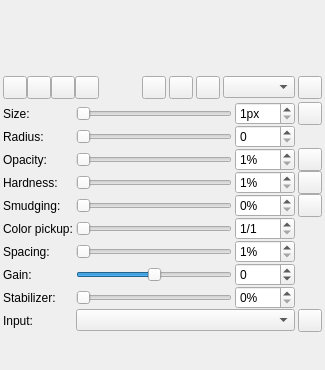
Qt form src/desktop/ui/brushdock.ui (drawpile/Drawpile) before a commit.
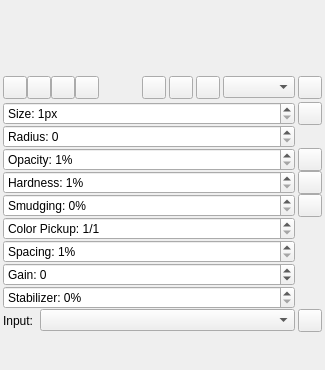
The same form after that commit. Icons and pictures are not drawn. Custom widgets are drawn as their Qt base class.

Commit message:
Switch brush docker to KisSliderSpinBox
Also removing the settings to change the maximum slider values, since
that's no longer applicable.

Patch:
```diff
--- a/src/desktop/ui/brushdock.ui
+++ b/src/desktop/ui/brushdock.ui
@@ -226,7 +226,7 @@
     </layout>
    </item>
    <item>
-    <layout class="QGridLayout" name="gridLayout_2">
+    <layout class="QGridLayout" name="gridLayout_2" columnstretch="0,1,0,0">
      <property name="horizontalSpacing">
       <number>3</number>
      </property>
@@ -261,208 +261,6 @@
        </property>
       </widget>
      </item>
-     <item row="0" column="0">
-      <widget class="QLabel" name="brushsizeLabel">
-       <property name="text">
-        <string>Size:</string>
-       </property>
-      </widget>
-     </item>
-     <item row="7" column="0">
-      <widget class="QLabel" name="gainLabel">
-       <property name="text">
-        <string>Gain:</string>
-       </property>
-      </widget>
-     </item>
-     <item row="9" column="0">
-      <widget class="QLabel" name="slowTrackingLabel">
-       <property name="text">
-        <string>Stabilizer:</string>
-       </property>
-      </widget>
-     </item>
-     <item row="4" column="2">
-      <widget class="QSpinBox" name="smudgingBox">
-       <property name="suffix">
-        <string notr="true">%</string>
-       </property>
-       <property name="minimum">
-        <number>0</number>
-       </property>
-       <property name="maximum">
-        <number>100</number>
-       </property>
-       <property name="value">
-        <number>0</number>
-       </property>
-      </widget>
-     </item>
-     <item row="3" column="0">
-      <widget class="QLabel" name="hardnessLabel">
-       <property name="text">
-        <string>Hardness:</string>
-       </property>
-      </widget>
-     </item>
-     <item row="3" column="2">
-      <widget class="QSpinBox" name="hardnessBox">
-       <property name="suffix">
-        <string notr="true">%</string>
-       </property>
-       <property name="minimum">
-        <number>1</number>
-       </property>
-       <property name="maximum">
-        <number>100</number>
-       </property>
-      </widget>
-     </item>
-     <item row="0" column="1">
-      <widget class="QSlider" name="brushsizeSlider">
-       <property name="minimum">
-        <number>1</number>
-       </property>
-       <property name="maximum">
-        <number>128</number>
-       </property>
-       <property name="orientation">
-        <enum>Qt::Horizontal</enum>
-       </property>
-      </widget>
-     </item>
-     <item row="6" column="0">
-      <widget class="QLabel" name="brushspacingLabel">
-       <property name="text">
-        <string>Spacing:</string>
-       </property>
-      </widget>
-     </item>
-     <item row="5" column="2">
-      <widget class="QSpinBox" name="colorpickupBox">
-       <property name="prefix">
-        <string notr="true">1/</string>
-       </property>
-       <property name="minimum">
-        <number>1</number>
-       </property>
-       <property name="maximum">
-        <number>32</number>
-       </property>
-      </widget>
-     </item>
-     <item row="7" column="2">
-      <widget class="QSpinBox" name="gainBox">
-       <property name="suffix">
-        <string/>
-       </property>
-       <property name="minimum">
-        <number>-180</number>
-       </property>
-       <property name="maximum">
-        <number>180</number>
-       </property>
-       <property name="value">
-        <number>0</number>
-       </property>
-      </widget>
-     </item>
-     <item row="2" column="0">
-      <widget class="QLabel" name="label_2">
-       <property name="text">
-        <string>Opacity:</string>
-       </property>
-      </widget>
-     </item>
-     <item row="2" column="2">
-      <widget class="QSpinBox" name="spinBox_2">
-       <property name="suffix">
-        <string notr="true">%</string>
-       </property>
-       <property name="minimum">
-        <number>1</number>
-       </property>
-       <property name="maximum">
-        <number>100</number>
-       </property>
-      </widget>
-     </item>
-     <item row="6" column="2">
-      <widget class="QSpinBox" name="brushspacingBox">
-       <property name="suffix">
-        <string notr="true">%</string>
-       </property>
-       <property name="minimum">
-        <number>1</number>
-       </property>
-       <property name="maximum">
-        <number>999</number>
-       </property>
-      </widget>
-     </item>
-     <item row="2" column="1">
-      <widget class="QSlider" name="brushopacity">
-       <property name="minimum">
-        <number>1</number>
-       </property>
-       <property name="maximum">
-        <number>100</number>
-       </property>
-       <property name="orientation">
-        <enum>Qt::Horizontal</enum>
-       </property>
-      </widget>
-     </item>
-     <item row="9" column="1">
-      <widget class="QSlider" name="slowTrackingSlider">
-       <property name="maximum">
-        <number>100</number>
-       </property>
-       <property name="orientation">
-        <enum>Qt::Horizontal</enum>
-       </property>
-      </widget>
-     </item>
-     <item row="6" column="1">
-      <widget class="QSlider" name="brushspacingSlider">
-       <property name="minimum">
-        <number>1</number>
-       </property>
-       <property name="maximum">
-        <number>50</number>
-       </property>
-       <property name="orientation">
-        <enum>Qt::Horizontal</enum>
-       </property>
-      </widget>
-     </item>
-     <item row="5" column="1">
-      <widget class="QSlider" name="colorpickup">
-       <property name="minimum">
-        <number>1</number>
-       </property>
-       <property name="maximum">
-        <number>32</number>
-       </property>
-       <property name="orientation">
-        <enum>Qt::Horizontal</enum>
-       </property>
-      </widget>
-     </item>
-     <item row="0" column="3">
-      <widget class="widgets::GroupedToolButton" name="pressureSize">
-       <property name="toolTip">
-        <string>Pressure sensitivity</string>
-       </property>
-       <property name="icon">
-        <iconset theme="draw-brush">
-         <normaloff>theme:draw-brush.svg</normaloff>theme:draw-brush.svg</iconset>
-       </property>
-       <property name="checkable">
-        <bool>true</bool>
-       </property>
-      </widget>
-     </item>
      <item row="2" column="3">
       <widget class="widgets::GroupedToolButton" name="pressureOpacity">
        <property name="toolTip">
@@ -480,89 +278,10 @@
      <item row="10" column="1" colspan="2">
       <widget class="QComboBox" name="inputPreset"/>
      </item>
-     <item row="3" column="1">
-      <widget class="QSlider" name="brushhardness">
-       <property name="minimum">
-        <number>1</number>
-       </property>
-       <property name="maximum">
-        <number>100</number>
-       </property>
-       <property name="orientation">
-        <enum>Qt::Horizontal</enum>
-       </property>
-      </widget>
-     </item>
-     <item row="7" column="1">
-      <widget class="QSlider" name="gainSlider">
-       <property name="minimum">
-        <number>-180</number>
-       </property>
-       <property name="maximum">
-        <number>180</number>
-       </property>
-       <property name="orientation">
-        <enum>Qt::Horizontal</enum>
-       </property>
-      </widget>
-     </item>
-     <item row="4" column="1">
-      <widget class="QSlider" name="brushsmudging">
-       <property name="minimum">
-        <number>0</number>
-       </property>
-       <property name="maximum">
-        <number>100</number>
-       </property>
-       <property name="value">
-        <number>0</number>
-       </property>
-       <property name="orientation">
-        <enum>Qt::Horizontal</enum>
-       </property>
-      </widget>
-     </item>
-     <item row="4" column="0">
-      <widget class="QLabel" name="smudgingLabel">
-       <property name="text">
-        <string>Smudging:</string>
-       </property>
-      </widget>
-     </item>
-     <item row="0" column="2">
-      <widget class="QSpinBox" name="brushsizeBox">
-       <property name="suffix">
-        <string>px</string>
-       </property>
-       <property name="minimum">
-        <number>1</number>
-       </property>
-       <property name="maximum">
-        <number>255</number>
-       </property>
-      </widget>
-     </item>
      <item row="10" column="0">
       <widget class="QLabel" name="label_3">
        <property name="text">
-        <string>Input:</string>
-       </property>
-      </widget>
-     </item>
-     <item row="9" column="2">
-      <widget class="QSpinBox" name="slowTrackingBox">
-       <property name="suffix">
-        <string>%</string>
-       </property>
-       <property name="maximum">
-        <number>100</number>
-       </property>
-      </widget>
-     </item>
-     <item row="5" column="0">
-      <widget class="QLabel" name="colorpickupLabel">
-       <property name="text">
-        <string>Color pickup:</string>
+        <string>Input: </string>
        </property>
       </widget>
      </item>
@@ -577,27 +296,148 @@
        </property>
       </widget>
      </item>
-     <item row="1" column="0">
-      <widget class="QLabel" name="radiusLogarithmicLabel">
-       <property name="text">
-        <string>Radius:</string>
+     <item row="0" column="3">
+      <widget class="widgets::GroupedToolButton" name="pressureSize">
+       <property name="toolTip">
+        <string>Pressure sensitivity</string>
        </property>
       </widget>
      </item>
-     <item row="1" column="1">
-      <widget class="QSlider" name="radiusLogarithmicSlider">
+     <item row="0" column="0" colspan="3">
+      <widget class="KisSliderSpinBox" name="brushsizeBox">
+       <property name="suffix">
+        <string>px</string>
+       </property>
+       <property name="prefix">
+        <string>Size: </string>
+       </property>
+       <property name="minimum">
+        <number>1</number>
+       </property>
        <property name="maximum">
+        <number>255</number>
+       </property>
+      </widget>
+     </item>
+     <item row="1" column="0" colspan="3">
+      <widget class="KisSliderSpinBox" name="radiusLogarithmicBox">
+       <property name="prefix">
+        <string>Radius: </string>
+       </property>
+       <property name="maximum">
         <number>800</number>
        </property>
-       <property name="orientation">
-        <enum>Qt::Horizontal</enum>
+      </widget>
+     </item>
+     <item row="2" column="0" colspan="3">
+      <widget class="KisSliderSpinBox" name="opacityBox">
+       <property name="suffix">
+        <string notr="true">%</string>
        </property>
+       <property name="prefix">
+        <string>Opacity: </string>
+       </property>
+       <property name="minimum">
+        <number>1</number>
+       </property>
+       <property name="maximum">
+        <number>100</number>
+       </property>
       </widget>
      </item>
-     <item row="1" column="2">
-      <widget class="QSpinBox" name="radiusLogarithmicBox">
+     <item row="3" column="0" colspan="3">
+      <widget class="KisSliderSpinBox" name="hardnessBox">
+       <property name="suffix">
+        <string notr="true">%</string>
+       </property>
+       <property name="prefix">
+        <string>Hardness: </string>
+       </property>
+       <property name="minimum">
+        <number>1</number>
+       </property>
        <property name="maximum">
-        <number>800</number>
+        <number>100</number>
+       </property>
+      </widget>
+     </item>
+     <item row="4" column="0" colspan="3">
+      <widget class="KisSliderSpinBox" name="smudgingBox">
+       <property name="suffix">
+        <string notr="true">%</string>
+       </property>
+       <property name="prefix">
+        <string>Smudging: </string>
+       </property>
+       <property name="minimum">
+        <number>0</number>
+       </property>
+       <property name="maximum">
+        <number>100</number>
+       </property>
+       <property name="value">
+        <number>0</number>
+       </property>
+      </widget>
+     </item>
+     <item row="5" column="0" colspan="3">
+      <widget class="KisSliderSpinBox" name="colorpickupBox">
+       <property name="prefix">
+        <string notr="true">Color Pickup: 1/</string>
+       </property>
+       <property name="minimum">
+        <number>1</number>
+       </property>
+       <property name="maximum">
+        <number>32</number>
+       </property>
+      </widget>
+     </item>
+     <item row="6" column="0" colspan="3">
+      <widget class="KisSliderSpinBox" name="brushspacingBox">
+       <property name="suffix">
+        <string notr="true">%</string>
+       </property>
+       <property name="prefix">
+        <string>Spacing: </string>
+       </property>
+       <property name="minimum">
+        <number>1</number>
+       </property>
+       <property name="maximum">
+        <number>999</number>
+       </property>
+      </widget>
+     </item>
+     <item row="7" column="0" colspan="3">
+      <widget class="KisSliderSpinBox" name="gainBox">
+       <property name="suffix">
+        <string/>
+       </property>
+       <property name="prefix">
+        <string>Gain: </string>
+       </property>
+       <property name="minimum">
+        <number>-180</number>
+       </property>
+       <property name="maximum">
+        <number>180</number>
+       </property>
+       <property name="value">
+        <number>0</number>
+       </property>
+      </widget>
+     </item>
+     <item row="9" column="0" colspan="3">
+      <widget class="KisSliderSpinBox" name="slowTrackingBox">
+       <property name="suffix">
+        <string>%</string>
+       </property>
+       <property name="prefix">
+        <string>Stabilizer: </string>
+       </property>
+       <property name="maximum">
+        <number>100</number>
        </property>
       </widget>
      </item>
@@ -630,6 +470,11 @@
    <extends>QToolButton</extends>
    <header>widgets/groupedtoolbutton.h</header>
   </customwidget>
+  <customwidget>
+   <class>KisSliderSpinBox</class>
+   <extends>QSpinBox</extends>
+   <header>widgets/kis_slider_spin_box.h</header>
+  </customwidget>
  </customwidgets>
  <resources/>
  <connections>
```
Left out of the diff: 298 changed lines with no effect on the pictures. The commit also changes 4 other files.
